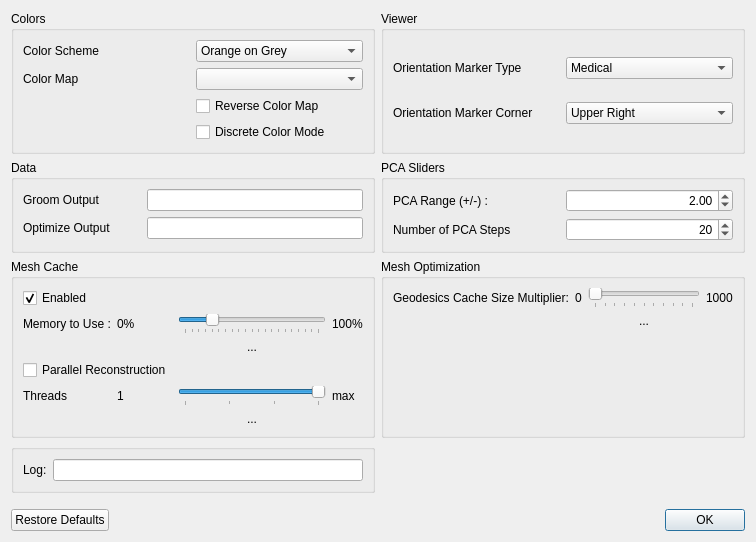
This is Studio/src/Data/PreferencesWindow.ui in SCIInstitute/ShapeWorks as Qt 5 draws it before an edit. The edited form follows.
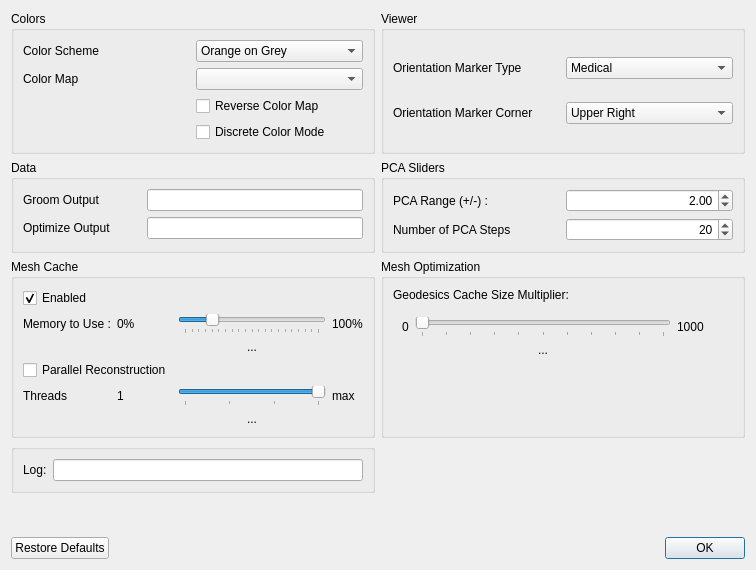
This is the edited form.

Commit message: Adjust layout for geodesic slider.

The edit to the form file:
```diff
--- a/Studio/src/Data/PreferencesWindow.ui
+++ b/Studio/src/Data/PreferencesWindow.ui
@@ -7,7 +7,7 @@
     <x>0</x>
     <y>0</y>
     <width>756</width>
-    <height>542</height>
+    <height>570</height>
    </rect>
   </property>
   <property name="windowTitle">
@@ -20,29 +20,65 @@
       <string>Mesh Optimization</string>
      </property>
      <layout class="QGridLayout" name="gridLayout_5">
-      <item row="0" column="2">
-       <widget class="QSlider" name="geodesic_cache_multiplier">
-        <property name="minimum">
-         <number>0</number>
+      <item row="1" column="0">
+       <widget class="QWidget" name="widget" native="true">
+        <property name="minimumSize">
+         <size>
+          <width>50</width>
+          <height>50</height>
+         </size>
         </property>
-        <property name="maximum">
-         <number>1000</number>
-        </property>
-        <property name="pageStep">
-         <number>100</number>
-        </property>
-        <property name="value">
-         <number>0</number>
-        </property>
-        <property name="orientation">
-         <enum>Qt::Horizontal</enum>
-        </property>
-        <property name="tickPosition">
-         <enum>QSlider::TicksBelow</enum>
-        </property>
-        <property name="tickInterval">
-         <number>100</number>
-        </property>
+        <layout class="QGridLayout" name="gridLayout_8">
+         <item row="1" column="2">
+          <widget class="QLabel" name="label_15">
+           <property name="text">
+            <string>1000</string>
+           </property>
+          </widget>
+         </item>
+         <item row="1" column="0">
+          <widget class="QLabel" name="label_16">
+           <property name="text">
+            <string>0</string>
+           </property>
+          </widget>
+         </item>
+         <item row="1" column="1">
+          <widget class="QSlider" name="geodesic_cache_multiplier">
+           <property name="minimum">
+            <number>0</number>
+           </property>
+           <property name="maximum">
+            <number>1000</number>
+           </property>
+           <property name="pageStep">
+            <number>100</number>
+           </property>
+           <property name="value">
+            <number>0</number>
+           </property>
+           <property name="orientation">
+            <enum>Qt::Horizontal</enum>
+           </property>
+           <property name="tickPosition">
+            <enum>QSlider::TicksBelow</enum>
+           </property>
+           <property name="tickInterval">
+            <number>100</number>
+           </property>
+          </widget>
+         </item>
+         <item row="2" column="1">
+          <widget class="QLabel" name="geodesic_cache_multiplier_current_value">
+           <property name="text">
+            <string>...</string>
+           </property>
+           <property name="alignment">
+            <set>Qt::AlignCenter</set>
+           </property>
+          </widget>
+         </item>
+        </layout>
        </widget>
       </item>
       <item row="0" column="0">
@@ -52,31 +88,7 @@
         </property>
        </widget>
       </item>
-      <item row="0" column="3">
-       <widget class="QLabel" name="label_15">
-        <property name="text">
-         <string>1000</string>
-        </property>
-       </widget>
-      </item>
-      <item row="0" column="1">
-       <widget class="QLabel" name="label_16">
-        <property name="text">
-         <string>0</string>
-        </property>
-       </widget>
-      </item>
-      <item row="1" column="2">
-       <widget class="QLabel" name="geodesic_cache_multiplier_current_value">
-        <property name="text">
-         <string>...</string>
-        </property>
-        <property name="alignment">
-         <set>Qt::AlignCenter</set>
-        </property>
-       </widget>
-      </item>
-      <item row="2" column="2">
+      <item row="2" column="1">
        <spacer name="verticalSpacer_2">
         <property name="orientation">
          <enum>Qt::Vertical</enum>
```
Left out of the diff: 406 changed lines with no effect on the pictures.
